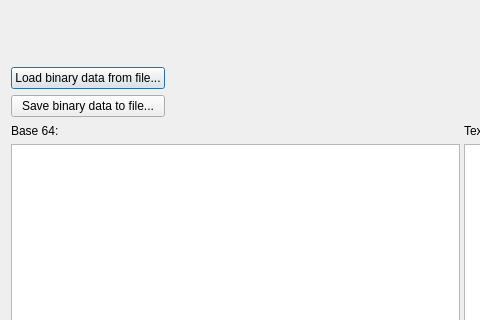
The window that src/base64dialog.ui (lbellonda/qxmledit) describes before a commit, drawn with Qt 5; both pictures show x 0 to 480 and y 0 to 320 of the 1009 by 649 pixel window.
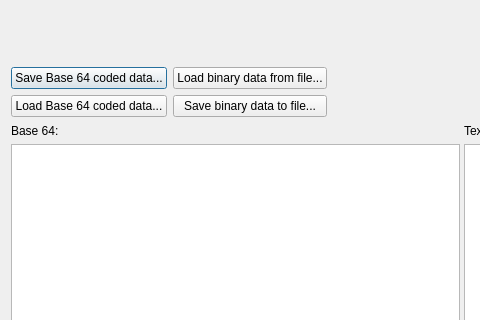
The same window after the commit. Icons and pictures are not drawn.

Commit message: More options in base64 dialog.

```diff
--- a/src/base64dialog.ui
+++ b/src/base64dialog.ui
@@ -107,15 +107,30 @@
      <item>
       <layout class="QHBoxLayout" name="horizontalLayout_3">
        <item>
+
+        <layout class="QHBoxLayout" name="formLayout">
+         <item>
+            <layout class="QVBoxLayout" name="verticalLayout_5z">
+               <item>
+                <widget class="QPushButton" name="cmdSaveBase64CodedData">
+                   <property name="text">
+                    <string>Save Base 64 coded data...</string>
+                   </property>
+               </widget>
+             </item>
+                <item >
+              <widget class="QPushButton" name="cmdLoadBase64CodedData">
+               <property name="text">
+                <string>Load Base 64 coded data...</string>
+               </property>
+              </widget>
+              </item>
+            </layout>
+          </item>
+         <item>
         <layout class="QVBoxLayout" name="verticalLayout_5">
          <item>
           <widget class="QPushButton" name="cmdLoadFromFile">
-           <property name="sizePolicy">
-            <sizepolicy hsizetype="Minimum" vsizetype="Fixed">
-             <horstretch>0</horstretch>
-             <verstretch>0</verstretch>
-            </sizepolicy>
-           </property>
            <property name="text">
             <string>Load binary data from file...</string>
            </property>
@@ -123,12 +138,6 @@
          </item>
          <item>
           <widget class="QPushButton" name="cmdSaveBinaryData">
-           <property name="sizePolicy">
-            <sizepolicy hsizetype="Minimum" vsizetype="Fixed">
-             <horstretch>0</horstretch>
-             <verstretch>0</verstretch>
-            </sizepolicy>
-           </property>
            <property name="text">
             <string>Save binary data to file...</string>
            </property>
@@ -136,6 +145,9 @@
          </item>
         </layout>
        </item>
+         </layout>
+       </item>
+
        <item>
         <spacer name="horizontalSpacer_2">
          <property name="orientation">
```
Left out of the diff: 1 changed line with no effect on the pictures. Lines whose indentation alone changed are shown as unchanged. The commit also changes 3 other files.
